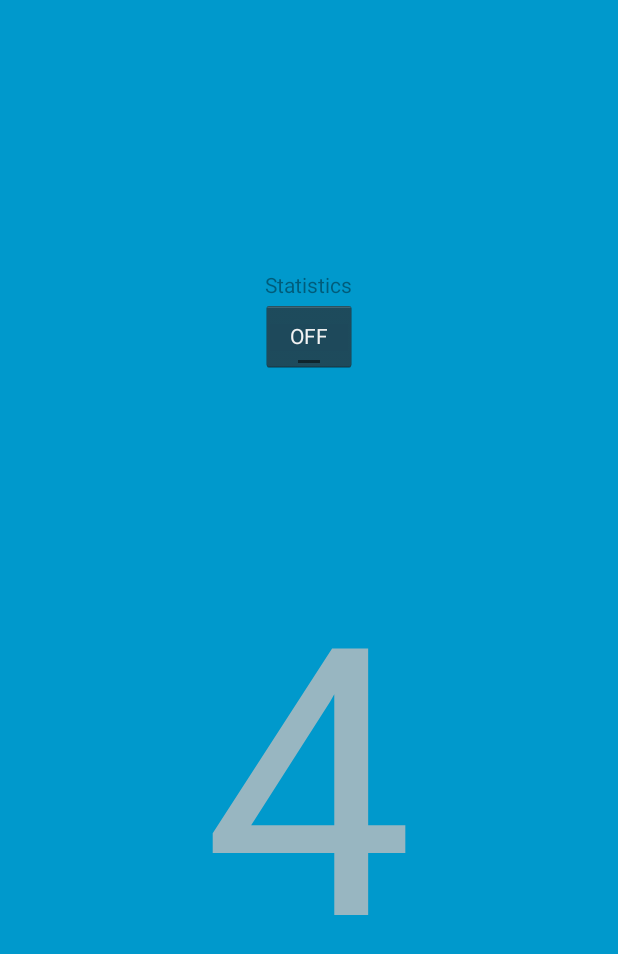
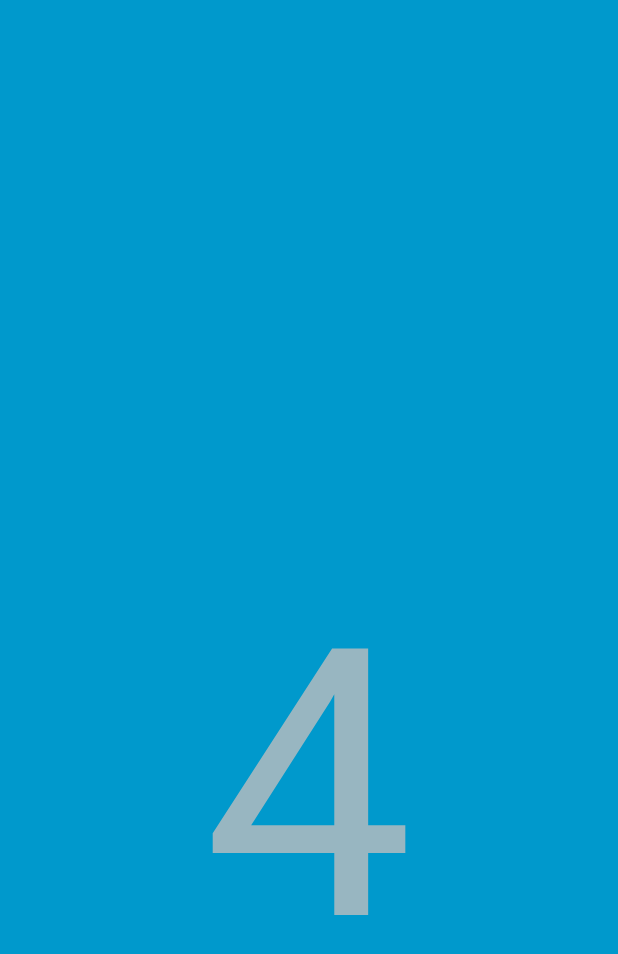
Before and after one commit to KwikThinker/KwikThinker, an Android app: the GameMode screen opened directly, with no data from a screen before it, after a tap on "Start!", on a phone screen of 412 x 824 dp. Shown: the top 954 px of the screen. Run offline under Robolectric (Android 15) with nearby library versions, the light colour scheme and no system bars.

Commit message:
game is now playable on the razr m (the feedback imageview is a little tiny baby!) also moved a few things around, and statistics are now force-viewed when the game is over, and cannot be viewed during gameplay

```diff
--- a/mobile/src/main/java/com/css/kwikthinker/GameMode.java
+++ b/mobile/src/main/java/com/css/kwikthinker/GameMode.java
@@ -21,7 +21,6 @@ import android.widget.FrameLayout;
 import android.widget.ImageView;
 import android.widget.ProgressBar;
 import android.widget.TextView;
-import android.widget.ToggleButton;
 
 import com.css.kwikthinker.util.SystemUiHider;
 
@@ -180,28 +179,6 @@ public class GameMode extends Activity implements View.OnClickListener{
         TextView nnl = (TextView) findViewById( R.id.numNoLabel      );
         TextView ncl = (TextView) findViewById( R.id.numCorrectLabel );
 
-        ToggleButton tb = (ToggleButton)findViewById(R.id.toggleButton);
-
-        if ( tb.isChecked() ) {
-            av.setVisibility(View.VISIBLE);
-            ny.setVisibility(View.VISIBLE);
-            nn.setVisibility(View.VISIBLE);
-            nc.setVisibility(View.VISIBLE);
-            avl.setVisibility(View.VISIBLE);
-            nyl.setVisibility(View.VISIBLE);
-            nnl.setVisibility(View.VISIBLE);
-            ncl.setVisibility(View.VISIBLE);
-        } else {
-            av.setVisibility(View.INVISIBLE);
-            ny.setVisibility(View.INVISIBLE);
-            nn.setVisibility(View.INVISIBLE);
-            nc.setVisibility(View.INVISIBLE);
-            avl.setVisibility(View.INVISIBLE);
-            nyl.setVisibility(View.INVISIBLE);
-            nnl.setVisibility(View.INVISIBLE);
-            ncl.setVisibility(View.INVISIBLE);
-        }
-
     }
 
     @Override
@@ -215,6 +192,25 @@ public class GameMode extends Activity implements View.OnClickListener{
     }
 
     public void onStartClick(View view) {
+
+        TextView av = (TextView) findViewById( R.id.averageValue    );
+        TextView ny = (TextView) findViewById( R.id.numYesValue     );
+        TextView nn = (TextView) findViewById( R.id.numNoValue      );
+        TextView nc = (TextView) findViewById( R.id.correctNumValue );
+
+        TextView avl = (TextView) findViewById( R.id.averageLabel    );
+        TextView nyl = (TextView) findViewById( R.id.numYesLabel     );
+        TextView nnl = (TextView) findViewById( R.id.numNoLabel      );
+        TextView ncl = (TextView) findViewById( R.id.numCorrectLabel );
+
+        av.setVisibility(View.INVISIBLE);
+        ny.setVisibility(View.INVISIBLE);
+        nn.setVisibility(View.INVISIBLE);
+        nc.setVisibility(View.INVISIBLE);
+        avl.setVisibility(View.INVISIBLE);
+        nyl.setVisibility(View.INVISIBLE);
+        nnl.setVisibility(View.INVISIBLE);
+        ncl.setVisibility(View.INVISIBLE);
 
         countdownTV.setTextSize(250);
 
@@ -289,6 +285,26 @@ public class GameMode extends Activity implements View.OnClickListener{
             QUESTIONS =
                     (new SampleQuestionProvider()).getSampleQuestions();
             inputLockedOnResponse = true;
+
+            TextView av = (TextView) findViewById( R.id.averageValue    );
+            TextView ny = (TextView) findViewById( R.id.numYesValue     );
+            TextView nn = (TextView) findViewById( R.id.numNoValue      );
+            TextView nc = (TextView) findViewById( R.id.correctNumValue );
+
+            TextView avl = (TextView) findViewById( R.id.averageLabel    );
+            TextView nyl = (TextView) findViewById( R.id.numYesLabel     );
+            TextView nnl = (TextView) findViewById( R.id.numNoLabel      );
+            TextView ncl = (TextView) findViewById( R.id.numCorrectLabel );
+
+            av.setVisibility(View.VISIBLE);
+            ny.setVisibility(View.VISIBLE);
+            nn.setVisibility(View.VISIBLE);
+            nc.setVisibility(View.VISIBLE);
+            avl.setVisibility(View.VISIBLE);
+            nyl.setVisibility(View.VISIBLE);
+            nnl.setVisibility(View.VISIBLE);
+            ncl.setVisibility(View.VISIBLE);
+
             return;
         }
 
@@ -335,8 +351,6 @@ public class GameMode extends Activity implements View.OnClickListener{
                         PERCENT_CORRECT = Float.valueOf(NUM_CORRECT) / Float.valueOf(NUM_ANSWERED) * 100;
 
                         imgView.setImageResource(R.drawable.korrect_answer144);
-                        imgView.setScaleX(5);
-                        imgView.setScaleY(5);
 
                         imgView.setVisibility(View.VISIBLE);
                         AlphaAnimation anim = new AlphaAnimation(0.0f, 1.0f);
@@ -355,8 +369,6 @@ public class GameMode extends Activity implements View.OnClickListener{
                         PERCENT_CORRECT = Float.valueOf(NUM_CORRECT) / Float.valueOf(NUM_ANSWERED) * 100;
 
                         imgView.setImageResource(R.drawable.krong_answer144);
-                        imgView.setScaleX(5);
-                        imgView.setScaleY(5);
 
                         imgView.setVisibility(View.VISIBLE);
                         AlphaAnimation anim = new AlphaAnimation(0.0f, 1.0f);
@@ -384,8 +396,6 @@ public class GameMode extends Activity implements View.OnClickListener{
                         PERCENT_CORRECT = Float.valueOf(NUM_CORRECT) / Float.valueOf(NUM_ANSWERED) * 100;
 
                         imgView.setImageResource(R.drawable.korrect_answer144);
-                        imgView.setScaleX(5);
-                        imgView.setScaleY(5);
 
                         imgView.setVisibility(View.VISIBLE);
                         AlphaAnimation anim = new AlphaAnimation(0.0f, 1.0f);
@@ -404,8 +414,6 @@ public class GameMode extends Activity implements View.OnClickListener{
                         PERCENT_CORRECT = Float.valueOf(NUM_CORRECT) / Float.valueOf(NUM_ANSWERED) * 100;
 
                         imgView.setImageResource(R.drawable.krong_answer144);
-                        imgView.setScaleX(5);
-                        imgView.setScaleY(5);
 
                         imgView.setVisibility(View.VISIBLE);
                         AlphaAnimation anim = new AlphaAnimation(0.0f, 1.0f);
@@ -417,14 +425,18 @@ public class GameMode extends Activity implements View.OnClickListener{
 
                         updateStatsTextViews();
 
+
+
                     }
                     inputLockedOnResponse = true;
+
                     // RIGHT SWIPE
                     // ANSWER "YES"
                     // LOCK INPUT UNTIL NEW QUESTION IS SPAWNED
 
 
                 }
+
             } catch (Exception e) {
                 // nothing
             }
@@ -448,26 +460,6 @@ public class GameMode extends Activity implements View.OnClickListener{
         TextView nnl = (TextView) findViewById( R.id.numNoLabel      );
         TextView ncl = (TextView) findViewById( R.id.numCorrectLabel );
 
-        ToggleButton tb = (ToggleButton) findViewById( R.id.toggleButton );
-        if ( tb.isChecked() ) {
-            av.setVisibility(View.VISIBLE);
-            ny.setVisibility(View.VISIBLE);
-            nn.setVisibility(View.VISIBLE);
-            nc.setVisibility(View.VISIBLE);
-            avl.setVisibility(View.VISIBLE);
-            nyl.setVisibility(View.VISIBLE);
-            nnl.setVisibility(View.VISIBLE);
-            ncl.setVisibility(View.VISIBLE);
-        } else {
-            av.setVisibility(View.INVISIBLE);
-            ny.setVisibility(View.INVISIBLE);
-            nn.setVisibility(View.INVISIBLE);
-            nc.setVisibility(View.INVISIBLE);
-            avl.setVisibility(View.INVISIBLE);
-            nyl.setVisibility(View.INVISIBLE);
-            nnl.setVisibility(View.INVISIBLE);
-            ncl.setVisibility(View.INVISIBLE);
-        }
     }
 
     private void updateStatsTextViews () {
@@ -484,8 +476,6 @@ public class GameMode extends Activity implements View.OnClickListener{
     public void onClick(View v) {
         // nothing yet
     }
-
-
 
     @Override
     public boolean onOptionsItemSelected(MenuItem item) {
@@ -555,22 +545,6 @@ public class GameMode extends Activity implements View.OnClickListener{
         String language;
         List<Item> items;
     }
-
-
-
-
-
-
-
-
-
-
-
-
-
-
-
-
 
     private class SampleQuestion {
         private final String QUESTION_STRING;
--- a/mobile/src/main/res/layout/activity_game_mode.xml
+++ b/mobile/src/main/res/layout/activity_game_mode.xml
@@ -20,12 +20,14 @@
 
     <TextView
         android:layout_width="wrap_content"
-        android:layout_height="wrap_content"
-        android:textSize="250px"
+        android:layout_height="500sp"
+        android:textSize="125px"
+        android:layout_marginEnd="20sp"
+        android:layout_marginStart="20sp"
         android:id="@+id/countdownTV"
         android:layout_gravity="center"
         android:gravity="center"
-        android:layout_marginTop="100dp" />
+        android:layout_marginTop="100sp" />
 
     <LinearLayout android:id="@+id/fullscreen_content_controls"
         android:layout_width="match_parent"
@@ -42,9 +44,9 @@
         android:text="@string/EM_START_BUTT_TEXT"
         android:textSize="50dp"
         android:id="@+id/start_em_countdown"
-        android:layout_gravity="center"
+        android:layout_gravity="center|bottom"
         android:onClick="onStartClick"
-        android:layout_marginTop="100dp" />
+        android:layout_marginBottom="100sp" />
 
     <ProgressBar
         style="@android:style/Widget.ProgressBar.Horizontal"
@@ -64,13 +66,6 @@
         android:layout_gravity="center_horizontal|bottom"
         android:layout_marginBottom="100dp"
         android:onClick="onStartClick"/>
-
-    <ImageView
-        android:layout_width="wrap_content"
-        android:layout_height="wrap_content"
-        android:id="@+id/answerFeedbackImageView"
-        android:layout_gravity="center"
-        android:layout_marginTop="150dp" />
 
     <TextView
         android:layout_width="wrap_content"
@@ -109,6 +104,7 @@
         android:textAppearance="?android:attr/textAppearanceLarge"
         android:text="@string/numNo"
         android:id="@+id/numNoLabel"
+        android:visibility="invisible"
         android:layout_gravity="left|center_vertical"
         android:layout_marginBottom="150dp"
         android:layout_marginLeft="20dp" />
@@ -120,6 +116,7 @@
         android:textAppearance="?android:attr/textAppearanceLarge"
         android:text="@string/numYes"
         android:id="@+id/numYesLabel"
+        android:visibility="invisible"
         android:layout_gravity="left|center_vertical"
         android:layout_marginBottom="200dp"
         android:layout_marginLeft="20dp" />
@@ -131,6 +128,7 @@
         android:textAppearance="?android:attr/textAppearanceLarge"
         android:text="@string/numCorrect"
         android:id="@+id/numCorrectLabel"
+        android:visibility="invisible"
         android:layout_gravity="left|center_vertical"
         android:layout_marginBottom="250dp"
         android:layout_marginLeft="20dp" />
@@ -142,6 +140,7 @@
         android:textAppearance="?android:attr/textAppearanceLarge"
         android:text="@string/percent_correct"
         android:id="@+id/averageLabel"
+        android:visibility="invisible"
         android:layout_gravity="left|center_vertical"
         android:layout_marginBottom="100dp"
         android:layout_marginLeft="20dp" />
@@ -156,23 +155,11 @@
         android:layout_marginBottom="100dp"
         android:layout_marginRight="20dp" />
 
-    <ToggleButton
-        android:layout_width="wrap_content"
-        android:layout_height="wrap_content"
-        android:checked="false"
-        android:id="@+id/toggleButton"
-        android:layout_gravity="center_horizontal|top"
-        android:onClick="onStatsToggle"
-        android:layout_marginTop="200dp" />
-
-    <TextView
-        android:layout_width="wrap_content"
-        android:layout_height="wrap_content"
-        android:textColor="@color/black_overlay"
-        android:textAppearance="?android:attr/textAppearanceSmall"
-        android:text="Statistics"
-        android:id="@+id/textView10"
-        android:layout_gravity="center_horizontal|top"
-        android:layout_marginTop="180dp" />
+    <ImageView
+        android:layout_width="50sp"
+        android:layout_height="50sp"
+        android:id="@+id/answerFeedbackImageView"
+        android:layout_gravity="center"
+        android:layout_marginBottom="50sp"/>
 
 </FrameLayout>
```
